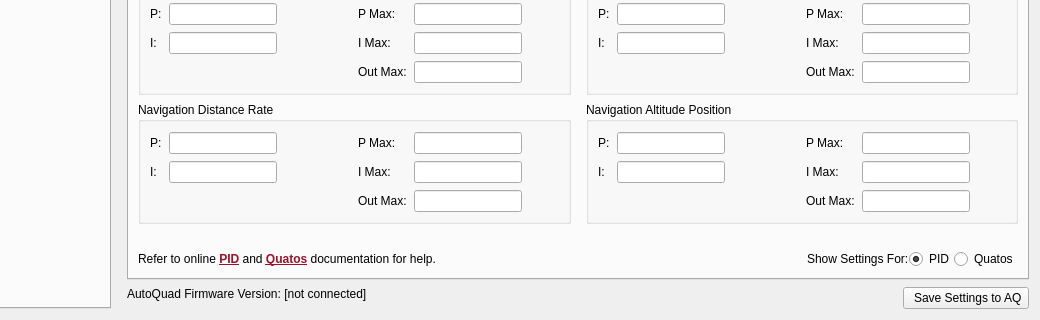
This is src/ui/qgcautoquad.ui in mpaperno/qgroundcontrol_aq as Qt 5 draws it before an edit; both pictures show x 160 to 1200 and y 560 to 880 of the 1200 by 880 pixel window. The edited form follows.
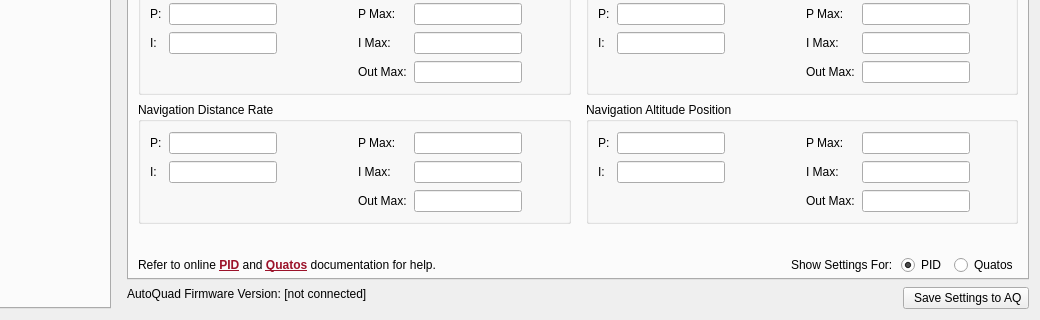
This is the edited form. The open tabs and pages were chosen to show the change. Icons and pictures are not drawn.

What changed in the file:
```diff
--- a/src/ui/qgcautoquad.ui
+++ b/src/ui/qgcautoquad.ui
@@ -3919,6 +3919,9 @@
            <property name="topMargin">
             <number>16</number>
            </property>
+           <property name="bottomMargin">
+            <number>3</number>
+           </property>
            <property name="horizontalSpacing">
             <number>15</number>
            </property>
@@ -5519,6 +5522,9 @@
            </item>
            <item row="9" column="0" colspan="2">
             <layout class="QHBoxLayout" name="horizontalLayout_5">
+             <property name="spacing">
+              <number>8</number>
+             </property>
              <property name="topMargin">
               <number>0</number>
              </property>
```
